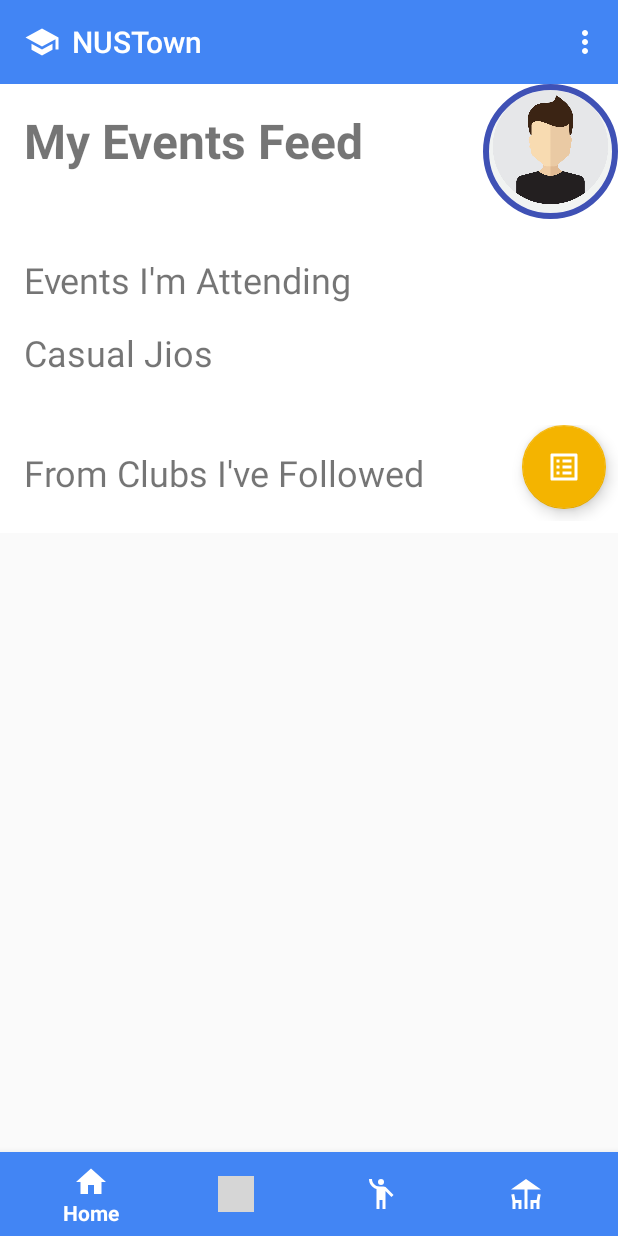
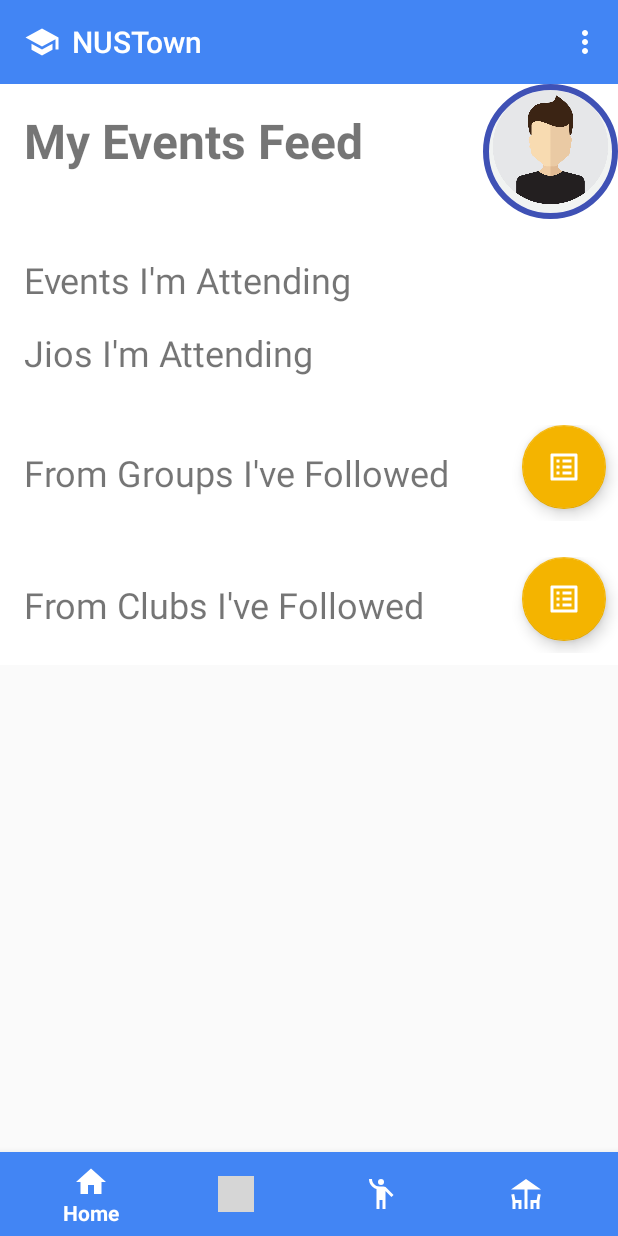
Before and after one commit to thatseant/NUSTown, an Android app: the screen it shows after launch (MainActivity), on a phone screen of 412 x 824 dp. Run offline under Robolectric (Android 15) with nearby library versions, the phone set to English and light mode, and no system bars; our stand-ins replace Firebase (no records; nobody signed in at launch, a user with empty details on screens opened directly), navigation-ui; libraries missing offline, so code that uses them is left out: com.firebase.ui, com.mikhaellopez.circularimageview; plain views replace CircularImageView; 1 statement that could not run was skipped; grey boxes are pictures that could not be loaded.

Commit message:
Follow button works for groups; jios from groups on HomePage.
Modified subscribeToClub Cloud Function to work for groups and clubs.

Added getUserGroupsFeed in ViewModel.

```diff
--- a/Android/app/src/main/java/com/example/prototype1/model/NUser.kt
+++ b/Android/app/src/main/java/com/example/prototype1/model/NUser.kt
@@ -5,4 +5,4 @@ import com.google.firebase.firestore.DocumentId
 import kotlinx.android.parcel.Parcelize
 
 @Parcelize //Parcelize necessary for safe args passing in Navigation Component
-data class NUser constructor(var displayName: String = "", var email: String = "", var eventAttending: List<String> = emptyList(), var clubsSubscribedTo: List<String> = emptyList(), var profilePic: String = "", var jioEventAttending: List<String> = emptyList(), @DocumentId var uid: String = "") : Parcelable
+data class NUser constructor(var displayName: String = "", var email: String = "", var eventAttending: List<String> = emptyList(), var clubsSubscribedTo: List<String> = emptyList(), var profilePic: String = "", var jioEventAttending: List<String> = emptyList(), @DocumentId var uid: String = "", var groupsSubscribedTo: List<String> = emptyList()) : Parcelable
--- a/Android/app/src/main/java/com/example/prototype1/view/dialogs/GroupInfoFragment.java
+++ b/Android/app/src/main/java/com/example/prototype1/view/dialogs/GroupInfoFragment.java
@@ -65,7 +65,7 @@ public class GroupInfoFragment extends DialogFragment implements View.OnClickLis
         //RSVP Button text reflects whether event is part of current user's attending list.
         followButton = mRootView.findViewById(R.id.button_group_follow);
         mModel.getUser().observe(getViewLifecycleOwner(), mUser -> { //Attendance status is always updated as fetch from repository attaches SnapshotListener
-            if (mUser.getClubsSubscribedTo().contains(mGroup.getName())) {//TODO: Change to groupsSubscribeTo?
+            if (mUser.getGroupsSubscribedTo().contains(mGroup.getName())) {//TODO: Change to groupsSubscribeTo?
                 followButton.setText("FOLLOWING");
             } else {
                 followButton.setText("FOLLOW");
@@ -106,7 +106,7 @@ public class GroupInfoFragment extends DialogFragment implements View.OnClickLis
     public void onClick(View v) {
         switch (v.getId()) {
             case R.id.button_group_follow:
-//                mModel.rsvpJioFunction(mEvent.getID());
+                mModel.subscribeToClub(mGroup.getName(), "groups");
                 break;
             case R.id.button_cancel:
                 dismiss();
--- a/Android/app/src/main/java/com/example/prototype1/view/mainFragments/HomeFragment.java
+++ b/Android/app/src/main/java/com/example/prototype1/view/mainFragments/HomeFragment.java
@@ -40,7 +40,7 @@ import org.jetbrains.annotations.NotNull;
 
 public class HomeFragment extends Fragment implements ClubEventsAdapter.OnItemSelectedListener, EventListAdapter.OnItemSelectedListener, JioGridAdapter.OnItemSelectedListener {
     private InfoDialogFragment mInfoDialog;
-    private FollowingDialogFragment mClubDialog;
+    private FollowingDialogFragment mClubDialog, mGroupDialog;
     TitleFragmentViewModel mModel;
     private ImageView profileButton;
     StorageReference imageRef;
@@ -66,7 +66,15 @@ public class HomeFragment extends Fragment implements ClubEventsAdapter.OnItemSe
 
 
         mInfoDialog = new InfoDialogFragment();
+        Bundle clubsBundle = new Bundle();
+        clubsBundle.putString("orgType", "clubs");
         mClubDialog = new FollowingDialogFragment();
+        mClubDialog.setArguments(clubsBundle);
+
+        mGroupDialog = new FollowingDialogFragment();
+        Bundle infoBundle = new Bundle();
+        infoBundle.putString("orgType", "groups");
+        mGroupDialog.setArguments(infoBundle);
 
         //Events ViewModel
         mModel = new ViewModelProvider(requireActivity()).get(TitleFragmentViewModel.class);
@@ -84,6 +92,16 @@ public class HomeFragment extends Fragment implements ClubEventsAdapter.OnItemSe
         jioRecyclerView.setAdapter(mJioAdapter);
         jioRecyclerView.setLayoutManager(new LinearLayoutManager(getContext(), LinearLayoutManager.HORIZONTAL, false));
         mModel.getUserJios().observe(getViewLifecycleOwner(), mJioAdapter::submitList);
+
+        //Link Groups Feed Recycler View to Adapter
+        RecyclerView feedGroupsRecycler = rootView.findViewById(R.id.recycler_group_feed);
+        final ClubEventsAdapter mGroupFeedAdapter = new ClubEventsAdapter(this);
+        feedGroupsRecycler.setAdapter(mGroupFeedAdapter);
+        feedGroupsRecycler.setLayoutManager(new LinearLayoutManager(getContext(), LinearLayoutManager.HORIZONTAL, false));
+        mModel.getUserGroupsFeed().observe(getViewLifecycleOwner(), mGroupFeedAdapter::submitList);
+
+        FloatingActionButton groupsFollowingButton = rootView.findViewById(R.id.groups_following_button);
+        groupsFollowingButton.setOnClickListener(v -> mGroupDialog.show(requireActivity().getSupportFragmentManager(), FollowingDialogFragment.TAG));
 
         //Link Events Feed Recycler View to Adapter
         RecyclerView feedRecyclerView = rootView.findViewById(R.id.recycler_events_feed);
--- a/Android/app/src/main/java/com/example/prototype1/view/sideFragments/ClubDetailFragment.java
+++ b/Android/app/src/main/java/com/example/prototype1/view/sideFragments/ClubDetailFragment.java
@@ -84,7 +84,7 @@ public class ClubDetailFragment extends Fragment implements ClubEventsAdapter.On
             }
         });
 
-        subscribeButton.setOnClickListener(v -> mModel.subscribeToClub(mClub.getName()));
+        subscribeButton.setOnClickListener(v -> mModel.subscribeToClub(mClub.getName(), "clubs"));
 
         FloatingActionButton clubChatButton = rootView.findViewById(R.id.club_chat_button);
         clubChatButton.setOnClickListener(v -> {
--- a/Android/app/src/main/java/com/example/prototype1/viewmodel/TitleFragmentViewModel.java
+++ b/Android/app/src/main/java/com/example/prototype1/viewmodel/TitleFragmentViewModel.java
@@ -44,6 +44,7 @@ public class TitleFragmentViewModel extends AndroidViewModel {
     private final MutableLiveData<ArrayList<NEvent>> mJioLiveData = new MutableLiveData<>();
     private final MutableLiveData<ArrayList<NEvent>> mUserEventLiveData = new MutableLiveData<>();
     private final MutableLiveData<ArrayList<NEvent>> mUserFeedLiveData = new MutableLiveData<>();
+    private final MutableLiveData<ArrayList<NEvent>> mUserGroupFeedLiveData = new MutableLiveData<>();
     private final MutableLiveData<ArrayList<NEvent>> mUserJioLiveData = new MutableLiveData<>();
     private final FirebaseFunctions mFunctions = FirebaseFunctions.getInstance();
     //    private final MutableLiveData<ArrayList<NUser>> mAttendeesLiveData = new MutableLiveData<>();
@@ -262,6 +263,14 @@ public class TitleFragmentViewModel extends AndroidViewModel {
         return mUserFeedLiveData;
     }
 
+    public LiveData<ArrayList<NEvent>> getUserGroupsFeed() {
+        mUserLiveData.observeForever(user ->
+                mRepository.multipleDocumentSearches(user.getGroupsSubscribedTo(), "org", "jios", docs ->
+                        mUserGroupFeedLiveData.setValue(documentsToEvents(docs))));
+        return mUserGroupFeedLiveData;
+    }
+
+
     //Helper Methods
     public ArrayList<NEvent> documentsToEvents(ArrayList<DocumentSnapshot> documents) { //Converting querySnapshot to events in chronological order
         ArrayList<NEvent> mResults = new ArrayList<>();
@@ -314,11 +323,12 @@ public class TitleFragmentViewModel extends AndroidViewModel {
     }
 
 
-    public void subscribeToClub(String clubName) {
+    public void subscribeToClub(String clubName, String orgType) {
         //create the arguments to the callable function.
         Map<String, Object> data = new HashMap<>();
         data.put("email", mUserLiveData.getValue().getUid());
         data.put("club_name", clubName);
+        data.put("orgType", orgType);
 
         mFunctions
                 .getHttpsCallable("subscribeToClub")
--- a/Android/app/src/main/res/layout/fragment_following_dialog.xml
+++ b/Android/app/src/main/res/layout/fragment_following_dialog.xml
@@ -7,6 +7,7 @@
     android:padding="16dp">
 
     <TextView
+        android:id="@+id/org_type_title"
         style="@style/AppTheme.Title"
         android:layout_width="wrap_content"
         android:layout_height="wrap_content"
--- a/Android/app/src/main/res/layout/fragment_home.xml
+++ b/Android/app/src/main/res/layout/fragment_home.xml
@@ -87,7 +87,7 @@
             android:layout_below="@id/recycler_rsvp_events"
             android:paddingLeft="16dp"
             android:paddingTop="16dp"
-            android:text="Casual Jios"
+            android:text="Jios I'm Attending"
             android:textSize="24sp" />
 
         <androidx.recyclerview.widget.RecyclerView
@@ -102,10 +102,50 @@
             app:layoutManager="androidx.recyclerview.widget.LinearLayoutManager" />
 
         <LinearLayout
+            android:id="@+id/groups_following"
+            android:layout_width="match_parent"
+            android:layout_height="wrap_content"
+            android:layout_below="@+id/recycler_casual_jios"
+            android:orientation="horizontal"
+            android:paddingLeft="16dp"
+            android:paddingTop="16dp">
+
+            <TextView
+                android:id="@+id/rsvp_feed_groups_info"
+                android:layout_width="wrap_content"
+                android:layout_height="match_parent"
+                android:layout_gravity="center_vertical"
+                android:layout_weight="1"
+                android:gravity="center_vertical"
+                android:text="From Groups I've Followed"
+                android:textSize="24sp" />
+
+            <com.google.android.material.floatingactionbutton.FloatingActionButton
+                android:id="@+id/groups_following_button"
+                android:layout_width="wrap_content"
+                android:layout_height="wrap_content"
+                android:layout_marginEnd="8dp"
+                android:layout_marginBottom="8dp"
+                android:layout_weight="0"
+                android:clickable="true"
+                android:src="@drawable/ic_baseline_list_alt_24" />
+        </LinearLayout>
+
+        <androidx.recyclerview.widget.RecyclerView
+            android:id="@+id/recycler_group_feed"
+            android:layout_width="match_parent"
+            android:layout_height="wrap_content"
+            android:layout_below="@+id/groups_following"
+            android:layout_marginTop="8dp"
+            android:background="@android:color/white"
+            android:paddingLeft="8dp"
+            app:layoutManager="androidx.recyclerview.widget.LinearLayoutManager" />
+
+        <LinearLayout
             android:id="@+id/clubs_following"
             android:layout_width="match_parent"
             android:layout_height="wrap_content"
-            android:layout_below="@+id/recycler_casual_jios"
+            android:layout_below="@+id/recycler_group_feed"
             android:orientation="horizontal"
             android:paddingLeft="16dp"
             android:paddingTop="16dp">
```
Also changed, not shown: Android/app/src/main/java/com/example/prototype1/view/dialogs/FollowingDialogFragment.java (+13 -2 lines), 1 other file.
